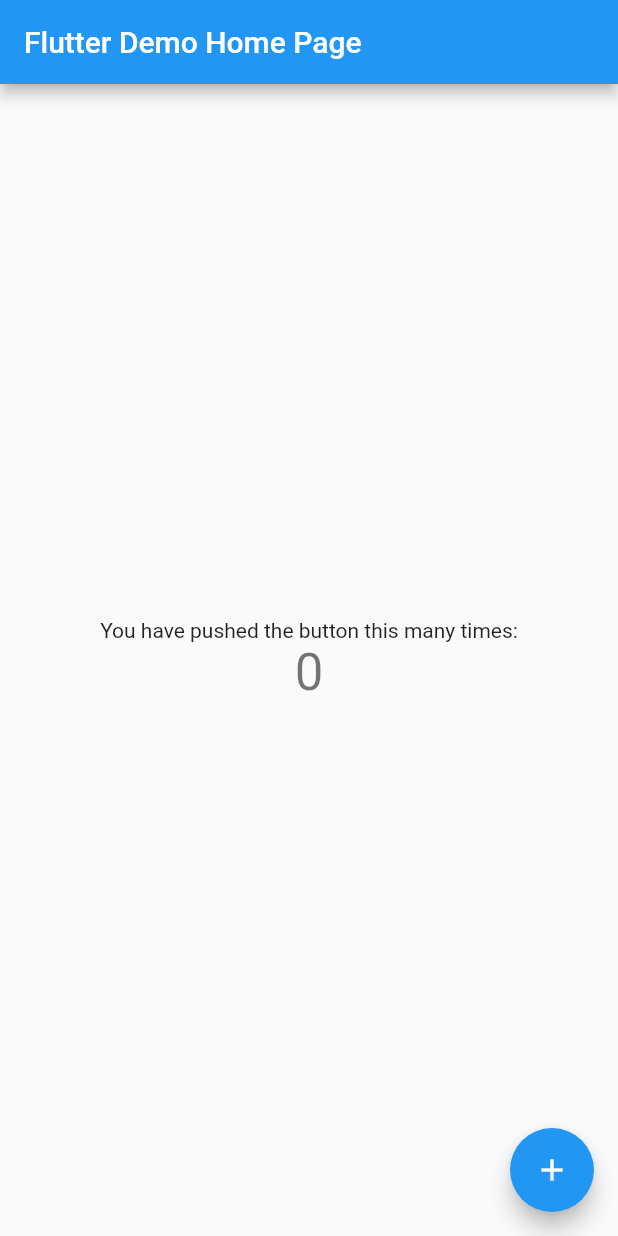
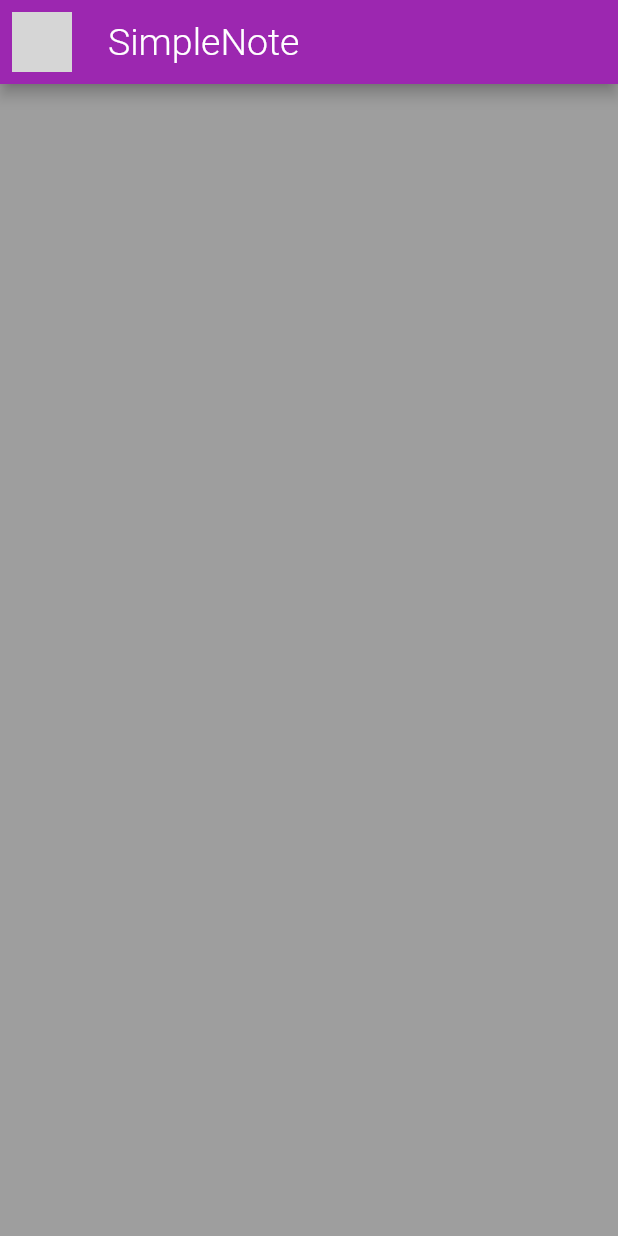
Before and after one commit to aricangcimen/bagian_flutter, a Flutter app: the screen it shows after launch, on a phone screen of 412 x 824 dp. Run offline on Flutter 3.47's test engine with Material 2 defaults, Android fonts, the phone set to English and light mode, and no system bars; grey boxes are pictures that could not be loaded.

Commit message:
Update main.dart

```diff
--- a/lib/main.dart
+++ b/lib/main.dart
@@ -1,111 +1,39 @@
 import 'package:flutter/material.dart';
 
-void main() => runApp(MyApp());
+void main()=> runApp(new MyApp());
 
 class MyApp extends StatelessWidget {
-  // This widget is the root of your application.
   @override
   Widget build(BuildContext context) {
     return MaterialApp(
-      title: 'Flutter Demo',
-      theme: ThemeData(
-        // This is the theme of your application.
-        //
-        // Try running your application with "flutter run". You'll see the
-        // application has a blue toolbar. Then, without quitting the app, try
-        // changing the primarySwatch below to Colors.green and then invoke
-        // "hot reload" (press "r" in the console where you ran "flutter run",
-        // or simply save your changes to "hot reload" in a Flutter IDE).
-        // Notice that the counter didn't reset back to zero; the application
-        // is not restarted.
-        primarySwatch: Colors.blue,
-      ),
-      home: MyHomePage(title: 'Flutter Demo Home Page'),
+      title: 'simple Note',
+      debugShowCheckedModeBanner: false,
+      home: new HomePage(),
+
     );
   }
 }
 
-class MyHomePage extends StatefulWidget {
-  MyHomePage({Key key, this.title}) : super(key: key);
-
-  // This widget is the home page of your application. It is stateful, meaning
-  // that it has a State object (defined below) that contains fields that affect
-  // how it looks.
-
-  // This class is the configuration for the state. It holds the values (in this
-  // case the title) provided by the parent (in this case the App widget) and
-  // used by the build method of the State. Fields in a Widget subclass are
-  // always marked "final".
-
-  final String title;
-
+class HomePage extends StatefulWidget {
   @override
-  _MyHomePageState createState() => _MyHomePageState();
+  _HomePageState createState() => _HomePageState();
 }
 
-class _MyHomePageState extends State<MyHomePage> {
-  int _counter = 0;
-
-  void _incrementCounter() {
-    setState(() {
-      // This call to setState tells the Flutter framework that something has
-      // changed in this State, which causes it to rerun the build method below
-      // so that the display can reflect the updated values. If we changed
-      // _counter without calling setState(), then the build method would not be
-      // called again, and so nothing would appear to happen.
-      _counter++;
-    });
-  }
-
+class _HomePageState extends State<HomePage> {
   @override
   Widget build(BuildContext context) {
-    // This method is rerun every time setState is called, for instance as done
-    // by the _incrementCounter method above.
-    //
-    // The Flutter framework has been optimized to make rerunning build methods
-    // fast, so that you can just rebuild anything that needs updating rather
-    // than having to individually change instances of widgets.
     return Scaffold(
       appBar: AppBar(
-        // Here we take the value from the MyHomePage object that was created by
-        // the App.build method, and use it to set our appbar title.
-        title: Text(widget.title),
+        leading: Container(
+        padding : EdgeInsets.all(8.0),
+        child : Image.asset("img/logo.png")),
+        title: Text("SimpleNote", style: TextStyle(color: Colors.white,fontSize: 25.0 ,
+        fontWeight: FontWeight.w300 )
+
+        ),
+        backgroundColor : Colors.purple
       ),
-      body: Center(
-        // Center is a layout widget. It takes a single child and positions it
-        // in the middle of the parent.
-        child: Column(
-          // Column is also layout widget. It takes a list of children and
-          // arranges them vertically. By default, it sizes itself to fit its
-          // children horizontally, and tries to be as tall as its parent.
-          //
-          // Invoke "debug painting" (press "p" in the console, choose the
-          // "Toggle Debug Paint" action from the Flutter Inspector in Android
-          // Studio, or the "Toggle Debug Paint" command in Visual Studio Code)
-          // to see the wireframe for each widget.
-          //
-          // Column has various properties to control how it sizes itself and
-          // how it positions its children. Here we use mainAxisAlignment to
-          // center the children vertically; the main axis here is the vertical
-          // axis because Columns are vertical (the cross axis would be
-          // horizontal).
-          mainAxisAlignment: MainAxisAlignment.center,
-          children: <Widget>[
-            Text(
-              'You have pushed the button this many times:',
-            ),
-            Text(
-              '$_counter',
-              style: Theme.of(context).textTheme.display1,
-            ),
-          ],
-        ),
-      ),
-      floatingActionButton: FloatingActionButton(
-        onPressed: _incrementCounter,
-        tooltip: 'Increment',
-        child: Icon(Icons.add),
-      ), // This trailing comma makes auto-formatting nicer for build methods.
+      backgroundColor: Colors.grey,
     );
   }
 }
```
